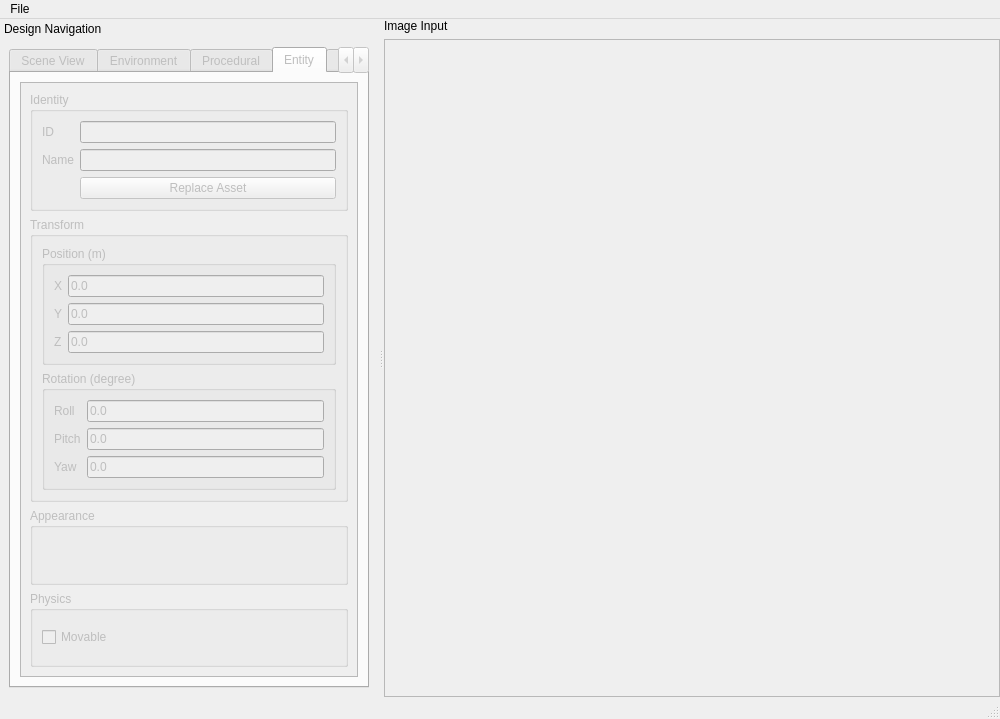
Old version of the form editor/window_editor.ui in the repository e8yes/e8yes-terrain.
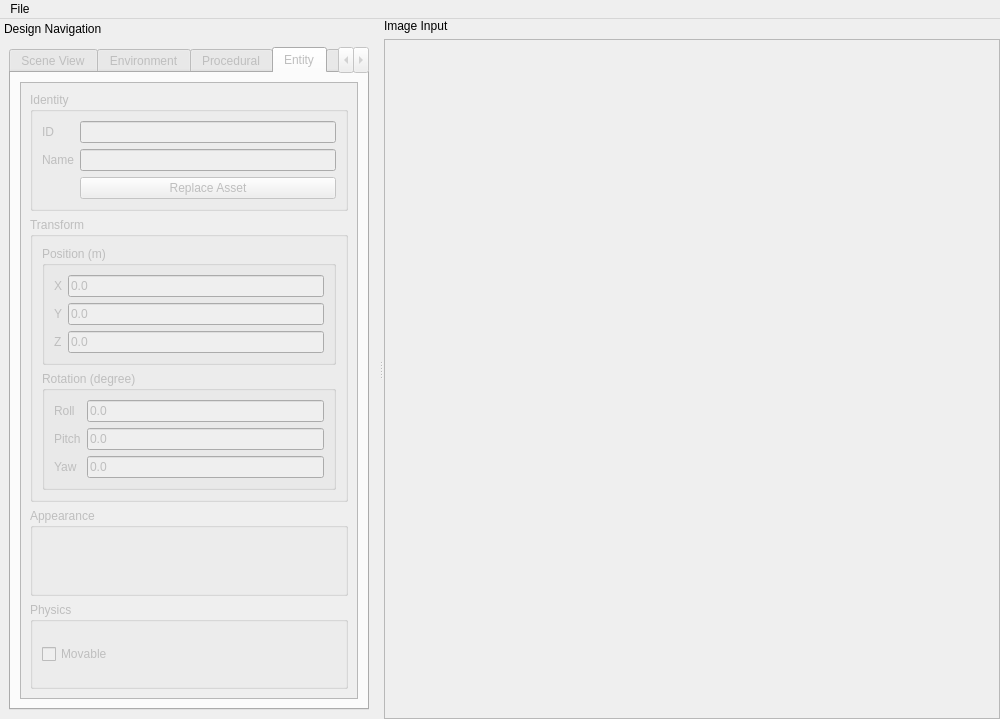
New version of the form. The open tabs and pages were chosen to show the change.

Commit message: Hook up the scene loading and saving code to the UI.

Patch:
```diff
--- a/editor/window_editor.ui
+++ b/editor/window_editor.ui
@@ -94,7 +94,6 @@
    </widget>
    <addaction name="menu_file"/>
   </widget>
-  <widget class="QStatusBar" name="status_bar"/>
   <widget class="QDockWidget" name="design_nav_dock">
    <property name="features">
     <set>QDockWidget::DockWidgetMovable</set>
@@ -486,7 +485,7 @@
               <x>0</x>
               <y>0</y>
               <width>381</width>
-              <height>587</height>
+              <height>609</height>
              </rect>
             </property>
             <layout class="QVBoxLayout" name="verticalLayout_16">
```
Left out of the diff: 4 changed lines with no effect on the pictures. The commit also changes 3 other files.
